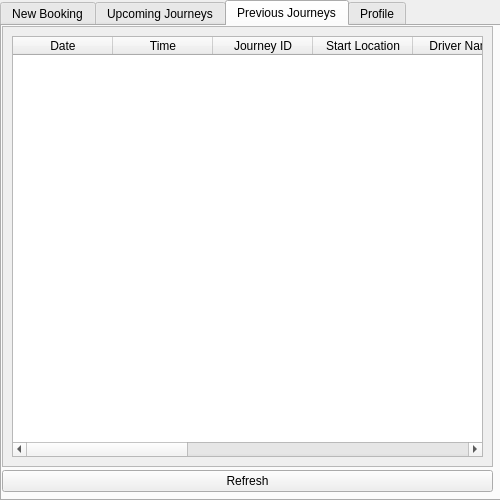
The window that UI/UserScreen.ui (1412kauti/ProjectHurricane) describes before a commit, drawn with Qt 5.
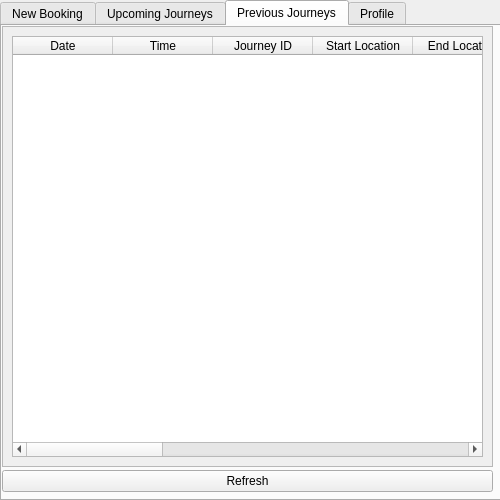
The same window after the commit. The open tabs and pages were chosen to show the change.

Diff of the .ui file:
```diff
--- a/UI/UserScreen.ui
+++ b/UI/UserScreen.ui
@@ -580,11 +580,21 @@
            <string>Start Location</string>
           </property>
          </column>
+         <column>
+          <property name="text">
+           <string>End Location</string>
+          </property>
+         </column>
          <column>
           <property name="text">
            <string>Driver Name</string>
           </property>
          </column>
+         <column>
+          <property name="text">
+           <string>Car Number</string>
+          </property>
+         </column>
          <column>
           <property name="text">
            <string>Car Class</string>
@@ -592,7 +602,7 @@
          </column>
          <column>
           <property name="text">
-           <string>Car Make</string>
+           <string/>
           </property>
          </column>
          <column>
```
